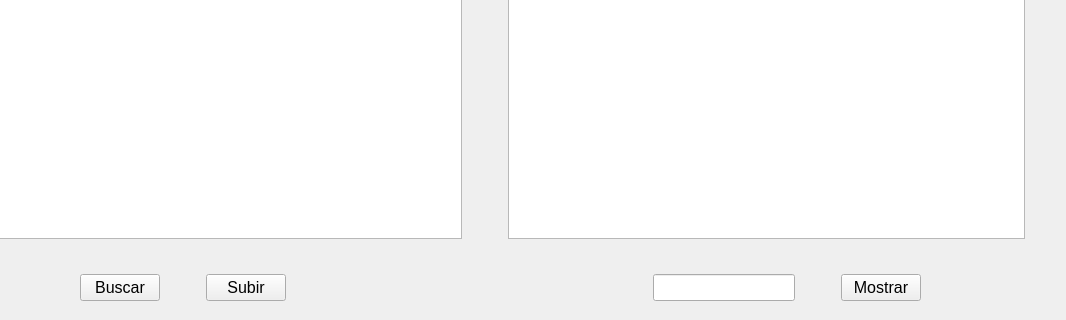
This is ceSEARCH/widget.ui in JanM10/Proyecto-3-TEC-File-System as Qt 5 draws it before an edit; both pictures show x 96 to 1162 and y 292 to 612 of the 1162 by 612 pixel window. The edited form follows.
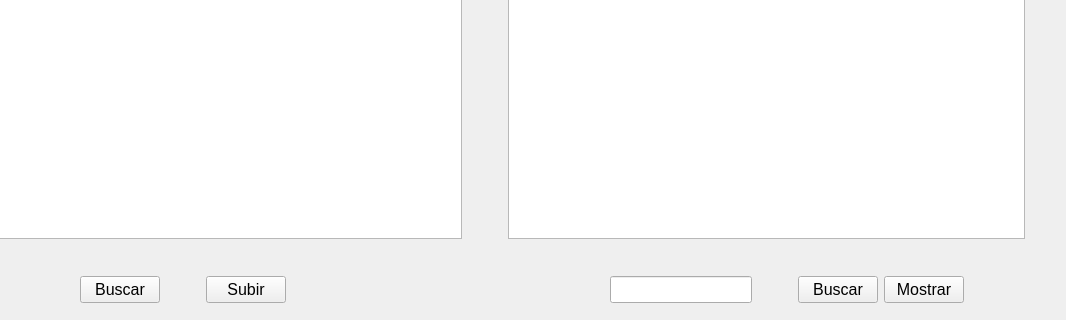
This is the edited form.

Commit message: Se agregaron botones

```diff
--- a/ceSEARCH/widget.ui
+++ b/ceSEARCH/widget.ui
@@ -13,7 +13,7 @@
   <property name="windowTitle">
    <string>Widget</string>
   </property>
-  <widget class="QWidget" name="">
+  <widget class="QWidget" name="layoutWidget">
    <property name="geometry">
     <rect>
      <x>0</x>
@@ -102,13 +102,13 @@
     </item>
    </layout>
   </widget>
-  <widget class="QWidget" name="">
+  <widget class="QWidget" name="layoutWidget">
    <property name="geometry">
     <rect>
      <x>0</x>
      <y>560</y>
      <width>1161</width>
-     <height>39</height>
+     <height>43</height>
     </rect>
    </property>
    <layout class="QHBoxLayout" name="horizontalLayout_7">
@@ -241,6 +241,18 @@
           </property>
          </spacer>
         </item>
+        <item>
+         <widget class="QPushButton" name="botonBuscar2">
+          <property name="font">
+           <font>
+            <pointsize>12</pointsize>
+           </font>
+          </property>
+          <property name="text">
+           <string>Buscar</string>
+          </property>
+         </widget>
+        </item>
         <item>
          <widget class="QPushButton" name="botonMostrar">
           <property name="font">
```
The commit also changes 2 other files.
